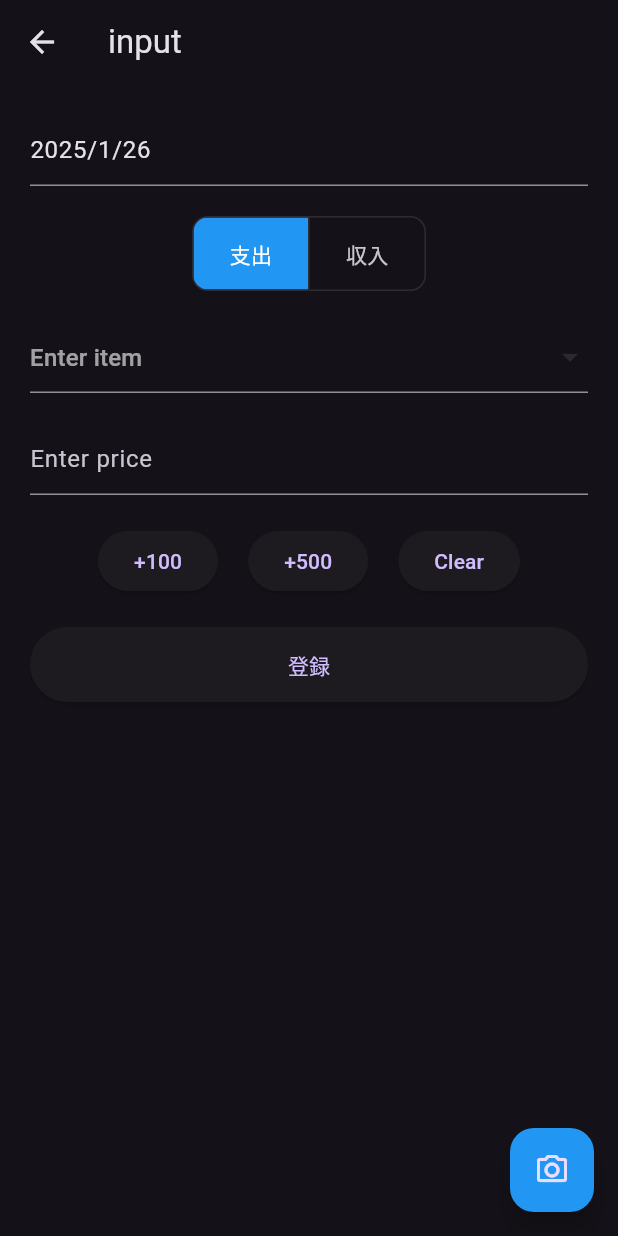
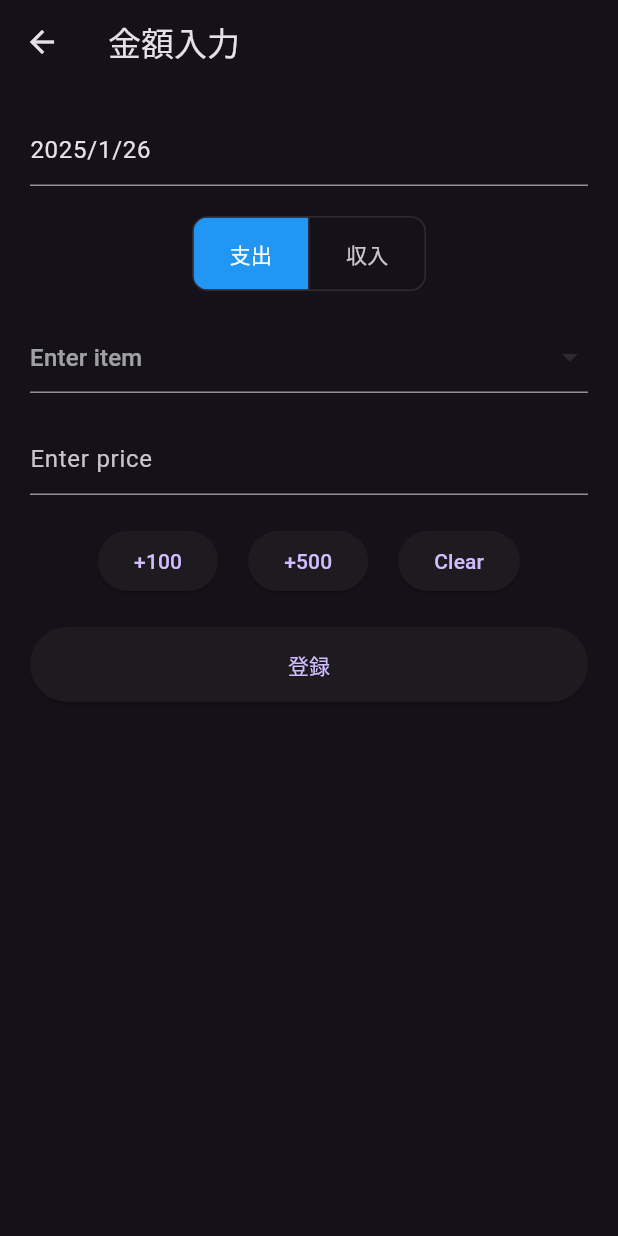
Before and after one commit to sikigasa/hackathon-vol13, a Flutter app: the screen it shows after launch, after a tap on the "add" icon, on a phone screen of 412 x 824 dp. Run offline on Flutter 3.47's test engine with Material 3 defaults, Android fonts, the phone set to English and light mode, and no system bars; our stand-ins replace camera, drift, google_generative_ai, petitparser, rive, shared_preferences; missing offline and left inert: external_path, google_mlkit_text_recognition, photo_manager; accounts and stored records are empty; generated files the repository leaves out were written again.

Commit message:
update: apiKey check

```diff
--- a/lib/pages/input/input_page.dart
+++ b/lib/pages/input/input_page.dart
@@ -2,6 +2,7 @@ import 'package:flutter/services.dart';
 import 'package:flutter/material.dart';
 import 'package:hackathon_vol13/pages/cameras/camera_page.dart';
 import 'package:hackathon_vol13/database/wallet.dart';
+import 'package:shared_preferences/shared_preferences.dart';
 
 class TakePictureScreen extends StatefulWidget {
   final AppDatabase database;
@@ -16,8 +17,20 @@ class TakePictureScreenState extends State<TakePictureScreen> {
   @override
   Widget build(BuildContext context) {
     return Scaffold(
-      appBar: AppBar(title: const Text('input')),
-      floatingActionButton: FloatingActionButton(
+      appBar: AppBar(title: const Text('金額入力')),
+      floatingActionButton: FutureBuilder<String?>(
+        future: SharedPreferences.getInstance().then((prefs) {
+          return prefs.getString('GEMINI_API_KEY');
+        }),
+        builder: (context, snapshot) {
+          if (snapshot.connectionState == ConnectionState.waiting) {
+            return const SizedBox.shrink();
+          } else if (snapshot.hasError ||
+              snapshot.data == null ||
+              snapshot.data!.isEmpty) {
+            return const SizedBox.shrink();
+          } else {
+            return FloatingActionButton(
               onPressed: () async {
                 price = await Navigator.push(
                   context,
@@ -31,6 +44,9 @@ class TakePictureScreenState extends State<TakePictureScreen> {
               },
               backgroundColor: Colors.blue,
               child: const Icon(Icons.camera_alt_outlined),
+            );
+          }
+        },
       ),
       body: InputForm(price: price, database: widget.database),
     );
```
Lines whose indentation alone changed are shown as unchanged.
